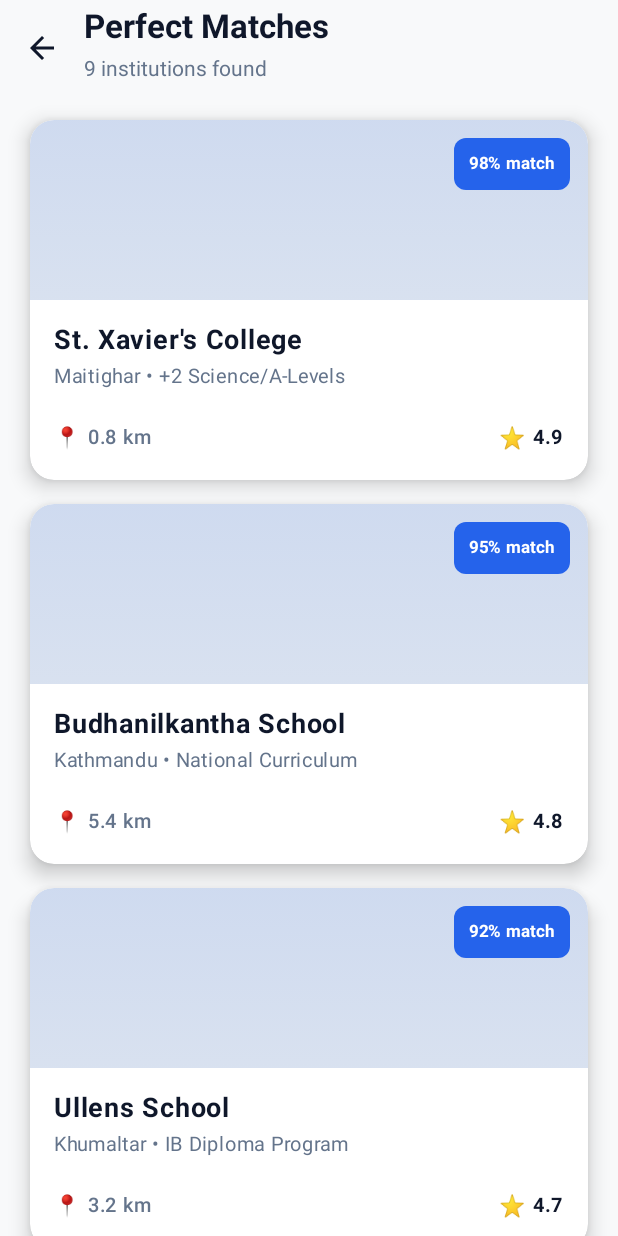
After one commit to NirdeshKajiShakya/U.N.I.C.K, an Android app built with Jetpack Compose: the ShortlistActivity screen opened directly, with no data from a screen before it, on a phone screen of 412 x 824 dp. The commit adds this screen. Run offline under Robolectric (Android 15) with nearby library versions, the phone set to English and light mode, and no system bars; pictures from the network do not load.

Commit message:
Few updated to the ui

```diff
--- a/app/src/main/AndroidManifest.xml
+++ b/app/src/main/AndroidManifest.xml
@@ -11,6 +11,17 @@
         android:roundIcon="@mipmap/ic_launcher_round"
         android:supportsRtl="true"
         android:theme="@style/Theme.UNICK">
+        <activity
+            android:name=".view.ShortlistActivity"
+            android:exported="true"
+            android:label="@string/title_activity_shortlist"
+            android:theme="@style/Theme.UNICK">
+            <intent-filter>
+                <action android:name="android.intent.action.MAIN" />
+
+                <category android:name="android.intent.category.LAUNCHER" />
+            </intent-filter>
+        </activity>
         <activity
             android:name=".view.FilterActivity"
             android:exported="true"
--- /dev/null
+++ b/app/src/main/java/com/example/unick/view/ShortlistActivity.kt
@@ -0,0 +1,230 @@
+package com.example.unick.view
+
+import android.os.Bundle
+import androidx.activity.ComponentActivity
+import androidx.activity.compose.setContent
+import androidx.activity.enableEdgeToEdge
+import androidx.compose.foundation.background
+import androidx.compose.foundation.layout.*
+import androidx.compose.foundation.lazy.grid.GridCells
+import androidx.compose.foundation.lazy.grid.LazyVerticalGrid
+import androidx.compose.foundation.lazy.grid.items
+import androidx.compose.foundation.shape.RoundedCornerShape
+import androidx.compose.material.icons.Icons
+import androidx.compose.material.icons.filled.ArrowBack
+import androidx.compose.material3.*
+import androidx.compose.runtime.Composable
+import androidx.compose.ui.Alignment
+import androidx.compose.ui.Modifier
+import androidx.compose.ui.draw.shadow
+import androidx.compose.ui.graphics.Brush
+import androidx.compose.ui.graphics.Color
+import androidx.compose.ui.text.font.FontWeight
+import androidx.compose.ui.tooling.preview.Preview
+import androidx.compose.ui.unit.dp
+import androidx.compose.ui.unit.sp
+import com.example.unick.view.ui.theme.UNICKTheme
+
+// Data class for schools
+data class SchoolDataShortlist(
+    val name: String,
+    val type: String,
+    val distance: String,
+    val rating: String,
+    val match: String,
+    val imageUrl: String
+)
+
+class ShortlistActivity : ComponentActivity() {
+    override fun onCreate(savedInstanceState: Bundle?) {
+        super.onCreate(savedInstanceState)
+        enableEdgeToEdge()
+        setContent {
+            UNICKTheme {
+                Surface(
+                    modifier = Modifier.fillMaxSize(),
+                    color = Color(0xFFF8F9FA)
+                ) {
+                    ShortlistScreen()
+                }
+            }
+        }
+    }
+}
+
+@OptIn(ExperimentalMaterial3Api::class)
+@Composable
+fun ShortlistScreen() {
+    // Sample data - replace with actual data from your ViewModel/Repository
+    val shortlistedSchools = listOf(
+        SchoolDataShortlist("St. Xavier's College", "Maitighar • +2 Science/A-Levels", "0.8 km", "4.9", "98% match", "https://images.unsplash.com/photo-1562774053-701939374585?w=400"),
+        SchoolDataShortlist("Budhanilkantha School", "Kathmandu • National Curriculum", "5.4 km", "4.8", "95% match", "https://images.unsplash.com/photo-1541339907198-e08756dedf3f?w=400"),
+        SchoolDataShortlist("Ullens School", "Khumaltar • IB Diploma Program", "3.2 km", "4.7", "92% match", "https://images.unsplash.com/photo-1498243691581-b145c3f54a5a?w=400"),
+        SchoolDataShortlist("Little Angels' School", "Hattiban • School to Bachelors", "4.5 km", "4.7", "90% rank", "https://images.unsplash.com/photo-1509062522246-3755977927d7?w=400"),
+        SchoolDataShortlist("Trinity International", "Dillibazar • +2 & A-Levels", "1.1 km", "4.6", "88% rank", "https://images.unsplash.com/photo-1523050854058-8df90110c9f1?w=400"),
+        SchoolDataShortlist("Rato Bangala School", "Patan • A-Levels Center", "2.9 km", "4.8", "87% rank", "https://images.unsplash.com/photo-1546410531-bb4caa6b424d?w=400"),
+        SchoolDataShortlist("Gandaki Boarding", "Pokhara • National Curriculum", "200 km", "4.7", "Elite", "https://images.unsplash.com/photo-1503676260728-1c00da094a0b?w=400"),
+        SchoolDataShortlist("Siddhartha Boarding", "Butwal • Science/Management", "260 km", "4.5", "Top Pick", "https://images.unsplash.com/photo-1571260899304-425eee4c7efc?w=400"),
+        SchoolDataShortlist("SOS Hermann Gmeiner", "Pokhara • Science Streams", "198 km", "4.6", "Scholarship", "https://images.unsplash.com/photo-1580582932707-520aed937b7b?w=400")
+    )
+
+    Scaffold(
+        topBar = {
+            TopAppBar(
+                title = {
+                    Column {
+                        Text(
+                            text = "Perfect Matches",
+                            fontSize = 22.sp,
+                            fontWeight = FontWeight.Bold,
+                            color = Color(0xFF0F172A)
+                        )
+                        Text(
+                            text = "${shortlistedSchools.size} institutions found",
+                            fontSize = 14.sp,
+                            color = Color(0xFF64748B)
+                        )
+                    }
+                },
+                navigationIcon = {
+                    IconButton(onClick = { /* Handle back navigation */ }) {
+                        Icon(
+                            imageVector = Icons.Default.ArrowBack,
+                            contentDescription = "Back",
+                            tint = Color(0xFF0F172A)
+                        )
+                    }
+                },
+                colors = TopAppBarDefaults.topAppBarColors(
+                    containerColor = Color(0xFFF8F9FA)
+                )
+            )
+        }
+    ) { paddingValues ->
+        LazyVerticalGrid(
+            columns = GridCells.Fixed(1),
+            modifier = Modifier
+                .fillMaxSize()
+                .background(Color(0xFFF8F9FA))
+                .padding(paddingValues)
+                .padding(horizontal = 20.dp),
+            contentPadding = PaddingValues(vertical = 16.dp),
+            verticalArrangement = Arrangement.spacedBy(16.dp)
+        ) {
+            items(shortlistedSchools) { school ->
+                ShortlistSchoolCard(school)
+            }
+        }
+    }
+}
+
+@Composable
+fun ShortlistSchoolCard(school: SchoolDataShortlist) {
+    Card(
+        modifier = Modifier
+            .fillMaxWidth()
+            .height(240.dp)
+            .shadow(8.dp, RoundedCornerShape(16.dp)),
+        shape = RoundedCornerShape(16.dp),
+        colors = CardDefaults.cardColors(containerColor = Color.White)
+    ) {
+        Column(modifier = Modifier.fillMaxSize()) {
+            // Image Section
+            Box(
+                modifier = Modifier
+                    .fillMaxWidth()
+                    .height(120.dp)
+                    .background(Color(0xFFE2E8F0))
+            ) {
+                // In a real app, use AsyncImage or Coil to load from school.imageUrl
+                Box(
+                    modifier = Modifier
+                        .fillMaxSize()
+                        .background(
+                            Brush.verticalGradient(
+                                colors = listOf(
+                                    Color(0xFF2563EB).copy(alpha = 0.1f),
+                                    Color(0xFF2563EB).copy(alpha = 0.05f)
+                                )
+                            )
+                        )
+                )
+
+                // Match badge
+                Box(
+                    modifier = Modifier
+                        .padding(12.dp)
+                        .background(Color(0xFF2563EB), RoundedCornerShape(8.dp))
+                        .padding(horizontal = 10.dp, vertical = 5.dp)
+                        .align(Alignment.TopEnd)
+                ) {
+                    Text(
+                        text = school.match,
+                        fontSize = 11.sp,
+                        fontWeight = FontWeight.Bold,
+                        color = Color.White
+                    )
+                }
+            }
+
+            // Content Section
+            Column(
+                modifier = Modifier
+                    .fillMaxSize()
+                    .padding(16.dp),
+                verticalArrangement = Arrangement.SpaceBetween
+            ) {
+                Column {
+                    Text(
+                        text = school.name,
+                        fontSize = 18.sp,
+                        fontWeight = FontWeight.Bold,
+                        color = Color(0xFF0F172A),
+                        lineHeight = 22.sp
+                    )
+                    Spacer(modifier = Modifier.height(4.dp))
+                    Text(
+                        text = school.type,
+                        fontSize = 13.sp,
+                        color = Color(0xFF64748B),
+                        lineHeight = 18.sp
+                    )
+                }
+
+                Row(
+                    modifier = Modifier.fillMaxWidth(),
+                    horizontalArrangement = Arrangement.SpaceBetween
+                ) {
+                    Row(verticalAlignment = Alignment.CenterVertically) {
+                        Text(text = "📍", fontSize = 14.sp)
+                        Spacer(modifier = Modifier.width(4.dp))
+                        Text(
+                            text = school.distance,
+                            fontSize = 13.sp,
+                            color = Color(0xFF64748B),
+                            fontWeight = FontWeight.Medium
+                        )
+                    }
+                    Row(verticalAlignment = Alignment.CenterVertically) {
+                        Text(text = "⭐", fontSize = 14.sp)
+                        Spacer(modifier = Modifier.width(4.dp))
+                        Text(
+                            text = school.rating,
+                            fontSize = 13.sp,
+                            color = Color(0xFF0F172A),
+                            fontWeight = FontWeight.Bold
+                        )
+                    }
+                }
+            }
+        }
+    }
+}
+
+@Preview(showBackground = true)
+@Composable
+fun ShortlistPreview() {
+    UNICKTheme {
+        ShortlistScreen()
+    }
+}
--- a/app/src/main/res/values/strings.xml
+++ b/app/src/main/res/values/strings.xml
@@ -2,4 +2,5 @@
     <string name="app_name">UNICK</string>
     <string name="title_activity_dashboard">DashboardActivity</string>
     <string name="title_activity_filter">FilterActivity</string>
+    <string name="title_activity_shortlist">ShortlistActivity</string>
 </resources>
```
